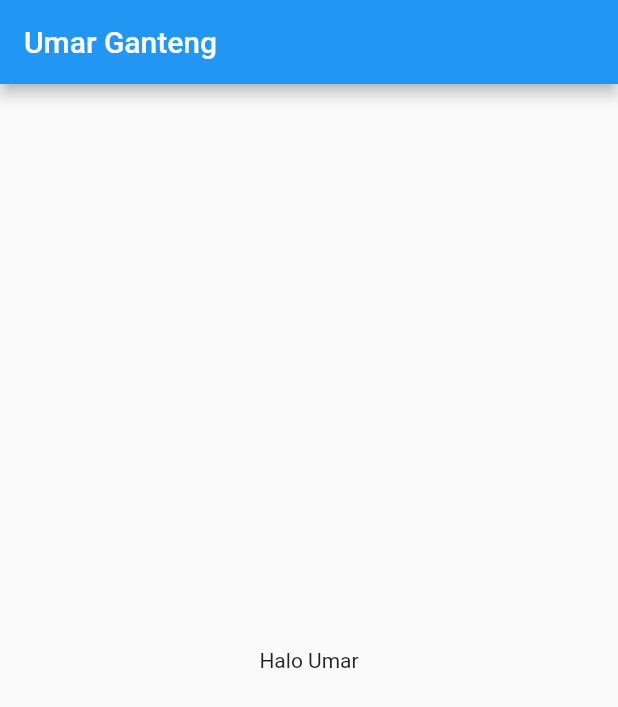
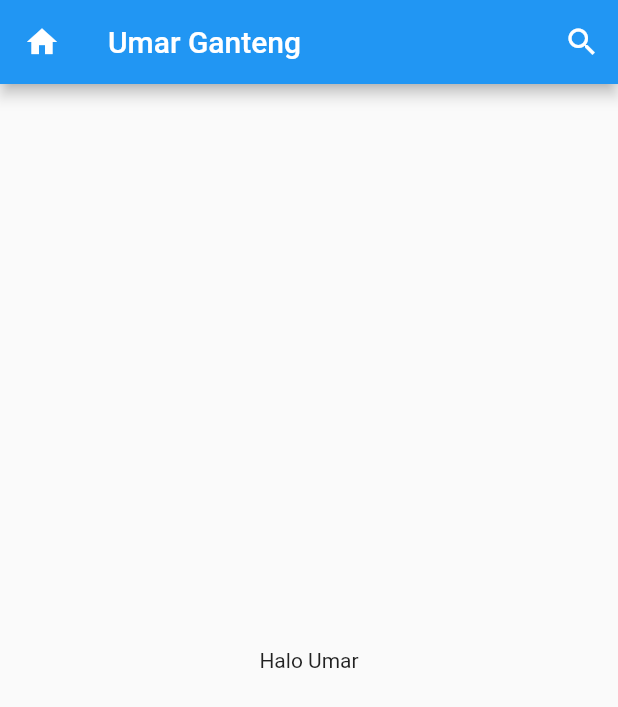
Before and after one commit to Mobile-Programming-MDP/materi-latihan-flutter-umarmuhdhor, a Flutter app: the screen it shows after launch, on a phone screen of 412 x 824 dp. Shown: the top 707 px of the screen. Run offline on Flutter 3.47's test engine with Material 2 defaults, Android fonts, the phone set to English and light mode, and no system bars.

Commit message:
menambah icon pada appbar

```diff
--- a/lib/main.dart
+++ b/lib/main.dart
@@ -12,8 +12,7 @@ class MyApp extends StatelessWidget {
     return MaterialApp(
         title: "Umar Muhdhor",
         theme: ThemeData(primarySwatch: Colors.blue),
-      home: firstScreen()
-    );
+        home: firstScreen());
   }
 }
 
@@ -25,6 +24,18 @@ class firstScreen extends StatelessWidget {
     return Scaffold(
       appBar: AppBar(
         title: const Text("Umar Ganteng"),
+        actions: <Widget>[
+          IconButton(
+              onPressed: () {},
+              icon: const Icon(
+                Icons.search,
+                color: Colors.white,
+              ))
+        ],
+        leading: IconButton(
+          onPressed: () {},
+          icon: const Icon(Icons.home, color: Colors.white),
+        ),
       ),
       body: const Center(
         child: Text("Halo Umar"),
```
Lines whose indentation alone changed are shown as unchanged.
